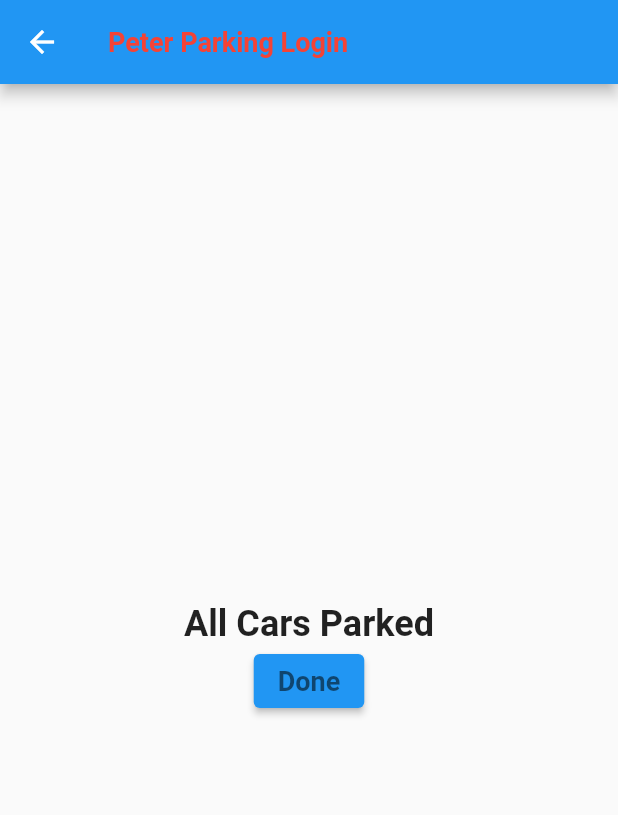
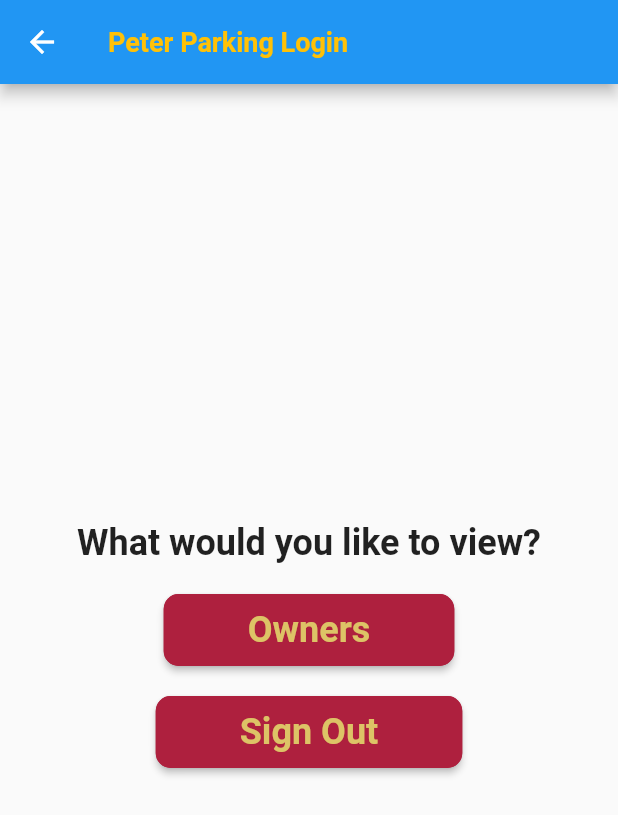
Before and after one commit to Peter-Parking-System/User-Screens, a Flutter app: the Admin screen opened by its route, on a phone screen of 412 x 824 dp. Shown: the top 815 px of the screen. Run offline on Flutter 3.47's test engine with Material 2 defaults, Android fonts, the phone set to English and light mode, and no system bars; Roboto replaces fonts that are missing (Poppins).

Commit message:
View all Owners Screen

```diff
--- a/lib/Admin.dart
+++ b/lib/Admin.dart
@@ -39,27 +39,20 @@ class _AdminState extends State<Admin> {
 
   Future<http.Response> getOwner() async{
    return  http.get(Uri.parse("http://10.0.2.2:6060/Admin/getOwners"));
-//   String url= "http://10.0.2.2:6060/admin_view/getParked";
-    // var display=json.decode(response.body);
-  // List<AllOwners> owners=[];
-  // for (var i in display){
-  //   AllOwners a=AllOwners(Owner_Id: i['owner_id'], Owner_Name: i['owner_name'], Local: i['locality'], phone: i['phone_no']);
-  //   owners.add(a);
-  //   print(a);
-  // }
-  // return owners;
 }
   @override
-  // void initState(){
-  //   super.initState();
-  //   futureCars=fetchCars();
-  // }
   Widget build(BuildContext context) {
+    List owner_id=[];
+    List car_no=[];
+    List names=[];
+    List models=[];
+    List locality=[];
+    List phones=[];
     return Scaffold(
       appBar: AppBar(
         title:Text('Peter Parking Login',
           style: TextStyle(
-            color: Colors.red,
+            color: Colors.amber,
             fontWeight: FontWeight.bold,
             fontSize: 18,
           ),
@@ -68,51 +61,74 @@ class _AdminState extends State<Admin> {
       body: Center(
         child: SingleChildScrollView(
           child: Column(
+            mainAxisAlignment: MainAxisAlignment.spaceAround,
             children: <Widget>[
-              Text("All Cars Parked",
+              Text("What would you like to view?",
                 style:TextStyle(
                   fontSize: 24,
                   fontWeight: FontWeight.bold,
-                ) ,),
-              // Container(
-              //   padding: EdgeInsets.all(16),
-              //   child: FutureBuilder(
-              //     future: getOwner(),
-              //     builder: (BuildContext ctx, AsyncSnapshot snapshot){
-              //       if(snapshot.data==null){
-              //         return Container(
-              //           child: Center(
-              //             child: CircularProgressIndicator(),
-              //           ),
-              //         );
-              //       }else
-              //         {
-              //           return ListView.builder(itemCount:snapshot.data.length,
-              //               itemBuilder: (ctx,index)=>ListTile(
-              //                 title: Text(snapshot.data[index].title),
-              //                 subtitle: Text(snapshot.data[index].body),
-              //                 contentPadding: EdgeInsets.only(bottom: 20),
-              //               ),
-              //           );
-              //         }
-              //     },
-              //   ),
-              // ),
-              ElevatedButton(onPressed: ()
-              async{
-                http.Response response=await getOwner();
-                Map data=json.decode(response.body);
-                print(data['rows']);
-                Navigator.pushReplacementNamed(context, "/Main");
-              }, child: Text(""
-                  "Done",
-                style: TextStyle(
-                  color: Colors.black54,
-                  fontWeight: FontWeight.bold,
-                  fontSize: 18,
                 ),
               ),
+              SizedBox(height: 20,),
+              Center(
+                child: RaisedButton(onPressed: () async{
+                  http.Response response=await getOwner();
+                    List data=json.decode(response.body);
+                    for (var i in data){
+                     owner_id.add(i['owner_id']);
+                     names.add(i['owner_name']);
+                     locality.add(i['locality']);
+                     phones.add(i['phone_no']);
+                    }
+                    Navigator.pushNamed(context, "/Owner",arguments: {
+                      'OiD':owner_id,
+                      'ON':names,
+                      'L':locality,
+                      'P':phones,
+                    });
+                },
+                  shape: RoundedRectangleBorder(
+                      borderRadius: BorderRadius.circular(10),
+                      side: BorderSide(color: Color.fromRGBO(174, 32, 62, 1),width: 4)
+                  ),
+
+                  color: Color.fromRGBO(174,32, 62, 1),
+
+                  child: Padding(
+                    padding: const EdgeInsets.fromLTRB(40, 10, 40, 10),
+                    child: Text('Owners', style: TextStyle(
+                      fontFamily: 'Poppins',
+                      fontWeight: FontWeight.w600,
+                      fontSize: 24,
+                      color: Color.fromRGBO(221, 195, 102, 1),
+                    ),),
+                  ),
+                ),
               ),
+              SizedBox(height: 20,),
+              Center(
+                child: RaisedButton(onPressed: (){
+                  Navigator.pushReplacementNamed(context,'/Main');
+                },
+                  shape: RoundedRectangleBorder(
+                      borderRadius: BorderRadius.circular(10),
+                      side: BorderSide(color: Color.fromRGBO(174, 32, 62, 1),width: 4)
+                  ),
+
+                  color: Color.fromRGBO(174, 32,62, 1),
+
+                  child: Padding(
+                    padding: const EdgeInsets.fromLTRB(40, 10, 40, 10),
+                    child: Text('Sign Out', style: TextStyle(
+                      fontFamily: 'Poppins',
+                      fontWeight: FontWeight.w600,
+                      fontSize: 24,
+                      color: Color.fromRGBO(221, 195, 102, 1),
+                    ),),
+                  ),
+                ),
+              ),
+              SizedBox(height: 20,),
             ],
           ),
         ),
--- a/lib/main.dart
+++ b/lib/main.dart
@@ -12,6 +12,7 @@ import 'package:peter_parking/Remove_Car.dart';
 import 'package:peter_parking/Admin.dart';
 import 'package:peter_parking/AdminLogin.dart';
 import 'package:peter_parking/DialogBox.dart';
+import 'package:peter_parking/Owners.dart';
 import 'dart:convert';
 import 'package:http/http.dart' as http;
 
@@ -30,6 +31,7 @@ void main() => runApp(MaterialApp(
     '/RemoveCar':(context)=>RemoveCar(),
     '/AdminLogin':(context)=>AdminLogin(),
     '/Admin':(context)=>Admin(),
-    '/Box':(context)=>DialogBox()
+    '/Box':(context)=>DialogBox(),
+    '/Owner':(context)=>Owners(),
   },
 ));
```
Also changed, not shown: lib/Owners.dart (added, +123 -0 lines).
